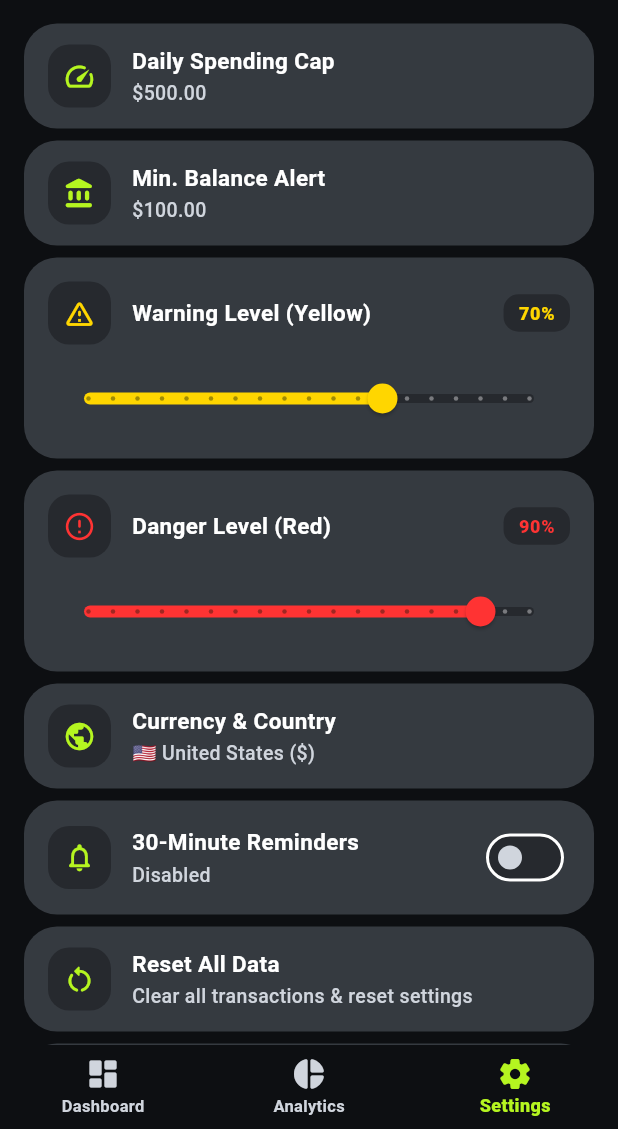
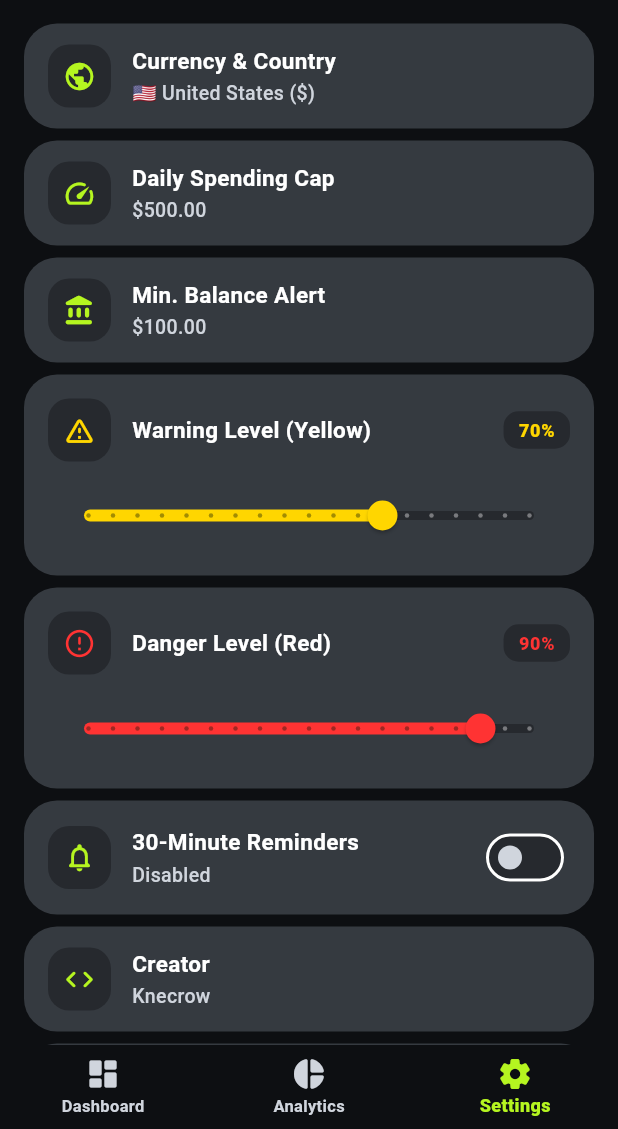
Before and after one commit to Knecrow/Estash, a Flutter app: the screen it shows after launch, item 3 of the bottom bar chosen, on a phone screen of 412 x 824 dp, the part 107-1236 px from its top. Run offline on Flutter 3.47's test engine with Material 3 defaults, Android fonts, the phone set to English and light mode, and no system bars; our stand-ins replace fl_chart, flutter_local_notifications, hive, hive_flutter, shared_preferences, timezone; missing offline and left inert: home_widget; accounts and stored records are empty.

Commit message:
Reorder settings tiles to standard mobile app hierarchy

```diff
--- a/lib/features/settings/settings_screen.dart
+++ b/lib/features/settings/settings_screen.dart
@@ -243,6 +243,16 @@ class SettingsScreen extends StatelessWidget {
               ),
             ),
             const SizedBox(height: 16),
+
+            // 1. Preferences / Currency (Most frequently accessed)
+            SettingsTile(
+              icon: Icons.public_rounded,
+              title: 'Currency & Country',
+              subtitle: '${activeCurrency.flag} ${activeCurrency.country} (${activeCurrency.symbol})',
+              onTap: () => _showCurrencyPickerSheet(context, settings),
+            ),
+
+            // 2. Budget Limits
             SettingsTile(
               icon: Icons.speed_rounded,
               title: 'Daily Spending Cap',
@@ -267,6 +277,8 @@ class SettingsScreen extends StatelessWidget {
                 onSave: settings.setMinBalanceThreshold,
               ),
             ),
+
+            // 3. Threshold Sliders
             ThresholdSliderTile(
               icon: Icons.warning_amber_rounded,
               title: 'Warning Level (Yellow)',
@@ -289,12 +301,8 @@ class SettingsScreen extends StatelessWidget {
                 }
               },
             ),
-            SettingsTile(
-              icon: Icons.public_rounded,
-              title: 'Currency & Country',
-              subtitle: '${activeCurrency.flag} ${activeCurrency.country} (${activeCurrency.symbol})',
-              onTap: () => _showCurrencyPickerSheet(context, settings),
-            ),
+
+            // 4. Notifications
             SettingsTile(
               icon: Icons.notifications_none_rounded,
               title: '30-Minute Reminders',
@@ -313,12 +321,8 @@ class SettingsScreen extends StatelessWidget {
                 },
               ),
             ),
-            SettingsTile(
-              icon: Icons.restart_alt_rounded,
-              title: 'Reset All Data',
-              subtitle: 'Clear all transactions & reset settings',
-              onTap: () => _showResetConfirmationDialog(context, finance, settings),
-            ),
+
+            // 5. About & Developer Info
             SettingsTile(
               icon: Icons.code_rounded,
               title: 'Creator',
@@ -334,6 +338,14 @@ class SettingsScreen extends StatelessWidget {
               icon: Icons.info_outline_rounded,
               title: 'App Version',
               subtitle: 'Estash $_appVersion',
+            ),
+
+            // 6. System / Data Management (Destructive reset safely at the bottom)
+            SettingsTile(
+              icon: Icons.restart_alt_rounded,
+              title: 'Reset All Data',
+              subtitle: 'Clear all transactions & reset settings',
+              onTap: () => _showResetConfirmationDialog(context, finance, settings),
             ),
             const SizedBox(height: 24),
           ],
```
